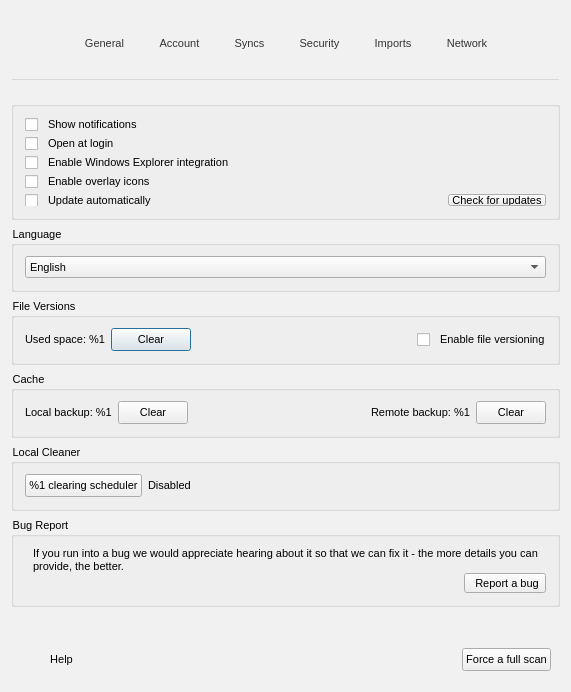
This is src/MEGASync/gui/win/SettingsDialog.ui in meganz/MEGAsync as Qt 5 draws it before an edit. The edited form follows.
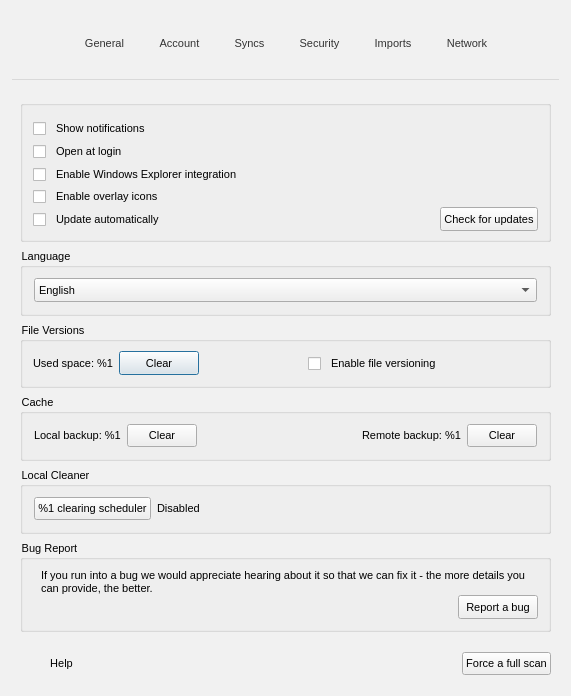
This is the edited form. The open tabs and pages were chosen to show the change. Icons and pictures are not drawn. Custom widgets are drawn as their Qt base class.

Commit message: Settings Dialog: General tab: polish (windows); cleanup

Diff of the .ui file:
```diff
--- a/src/MEGASync/gui/win/SettingsDialog.ui
+++ b/src/MEGASync/gui/win/SettingsDialog.ui
@@ -10,7 +10,7 @@
     <x>0</x>
     <y>0</y>
     <width>571</width>
-    <height>689</height>
+    <height>696</height>
    </rect>
   </property>
   <property name="contextMenuPolicy">
@@ -182,9 +182,6 @@
        <height>80</height>
       </size>
      </property>
-     <property name="styleSheet">
-      <string notr="true"/>
-     </property>
      <layout class="QHBoxLayout" name="horizontalLayout_2">
       <property name="spacing">
        <number>0</number>
@@ -331,9 +328,6 @@
         <property name="focusPolicy">
          <enum>Qt::StrongFocus</enum>
         </property>
-        <property name="styleSheet">
-         <string notr="true"/>
-        </property>
         <property name="text">
          <string>Syncs</string>
         </property>
@@ -380,9 +374,6 @@
         <property name="focusPolicy">
          <enum>Qt::StrongFocus</enum>
         </property>
-        <property name="styleSheet">
-         <string notr="true"/>
-        </property>
         <property name="text">
          <string>Security</string>
         </property>
@@ -518,24 +509,66 @@
    <item>
     <widget class="QStackedWidget" name="wStack">
      <property name="currentIndex">
-      <number>2</number>
+      <number>0</number>
      </property>
      <widget class="QWidget" name="pGeneral">
-      <layout class="QVBoxLayout" name="verticalLayout_4">
+      <layout class="QVBoxLayout" name="pGeneralLayout">
+       <property name="spacing">
+        <number>6</number>
+       </property>
+       <property name="leftMargin">
+        <number>20</number>
+       </property>
+       <property name="topMargin">
+        <number>10</number>
+       </property>
+       <property name="rightMargin">
+        <number>20</number>
+       </property>
+       <property name="bottomMargin">
+        <number>10</number>
+       </property>
        <item>
         <widget class="QGroupBox" name="gGeneral">
          <property name="flat">
-          <bool>true</bool>
+          <bool>false</bool>
          </property>
-         <layout class="QVBoxLayout" name="verticalLayout_33">
+         <layout class="QVBoxLayout" name="gGeneralLayout">
+          <property name="spacing">
+           <number>0</number>
+          </property>
+          <property name="leftMargin">
+           <number>10</number>
+          </property>
+          <property name="topMargin">
+           <number>10</number>
+          </property>
+          <property name="rightMargin">
+           <number>10</number>
+          </property>
+          <property name="bottomMargin">
+           <number>10</number>
+          </property>
           <item>
            <widget class="QCheckBox" name="cShowNotifications">
             <property name="sizePolicy">
-             <sizepolicy hsizetype="Preferred" vsizetype="Maximum">
+             <sizepolicy hsizetype="Preferred" vsizetype="Fixed">
               <horstretch>0</horstretch>
               <verstretch>0</verstretch>
              </sizepolicy>
             </property>
+            <property name="minimumSize">
+             <size>
+              <width>0</width>
+              <height>24</height>
+             </size>
+            </property>
+            <property name="maximumSize">
+             <size>
+              <width>16777215</width>
+              <height>24</height>
+             </size>
+            </property>
             <property name="text">
              <string>Show notifications</string>
             </property>
@@ -547,11 +580,23 @@
              <bool>true</bool>
             </property>
             <property name="sizePolicy">
-             <sizepolicy hsizetype="Preferred" vsizetype="Maximum">
+             <sizepolicy hsizetype="Preferred" vsizetype="Fixed">
               <horstretch>0</horstretch>
               <verstretch>0</verstretch>
              </sizepolicy>
             </property>
+            <property name="minimumSize">
+             <size>
+              <width>0</width>
+              <height>24</height>
+             </size>
+            </property>
+            <property name="maximumSize">
+             <size>
+              <width>16777215</width>
+              <height>24</height>
+             </size>
+            </property>
             <property name="text">
              <string>Open at login</string>
             </property>
@@ -559,6 +604,24 @@
           </item>
           <item>
            <widget class="QCheckBox" name="cFinderIcons">
+            <property name="sizePolicy">
+             <sizepolicy hsizetype="Minimum" vsizetype="Fixed">
+              <horstretch>0</horstretch>
+              <verstretch>0</verstretch>
+             </sizepolicy>
+            </property>
+            <property name="minimumSize">
+             <size>
+              <width>0</width>
+              <height>24</height>
+             </size>
+            </property>
+            <property name="maximumSize">
+             <size>
+              <width>16777215</width>
+              <height>24</height>
+             </size>
+            </property>
             <property name="text">
              <string>Enable Windows Explorer integration</string>
             </property>
@@ -572,6 +635,18 @@
               <verstretch>0</verstretch>
              </sizepolicy>
             </property>
+            <property name="minimumSize">
+             <size>
+              <width>0</width>
+              <height>24</height>
+             </size>
+            </property>
+            <property name="maximumSize">
+             <size>
+              <width>16777215</width>
+              <height>24</height>
+             </size>
+            </property>
             <property name="text">
              <string>Enable overlay icons</string>
             </property>
@@ -579,6 +654,24 @@
           </item>
           <item>
            <widget class="QWidget" name="wUpdateSection" native="true">
+            <property name="sizePolicy">
+             <sizepolicy hsizetype="Preferred" vsizetype="Fixed">
+              <horstretch>0</horstretch>
+              <verstretch>0</verstretch>
+             </sizepolicy>
+            </property>
+            <property name="minimumSize">
+             <size>
+              <width>0</width>
+              <height>24</height>
+             </size>
+            </property>
+            <property name="maximumSize">
+             <size>
+              <width>16777215</width>
+              <height>24</height>
+             </size>
+            </property>
             <layout class="QHBoxLayout" name="lUpdateSection">
              <property name="leftMargin">
               <number>0</number>
@@ -600,9 +693,15 @@
                <property name="sizePolicy">
                 <sizepolicy hsizetype="Preferred" vsizetype="Maximum">
                  <horstretch>0</horstretch>
-                 <verstretch>0</verstretch>
+                 <verstretch>24</verstretch>
                 </sizepolicy>
                </property>
+               <property name="maximumSize">
+                <size>
+                 <width>16777215</width>
+                 <height>24</height>
+                </size>
+               </property>
                <property name="text">
                 <string>Update automatically</string>
                </property>
@@ -678,59 +777,41 @@
            <height>16777215</height>
           </size>
          </property>
-         <property name="styleSheet">
-          <string notr="true"/>
-         </property>
          <property name="title">
           <string>Language</string>
          </property>
          <property name="flat">
-          <bool>true</bool>
+          <bool>false</bool>
          </property>
          <layout class="QVBoxLayout" name="verticalLayout_17">
+          <property name="topMargin">
+           <number>11</number>
+          </property>
           <item>
-           <widget class="QWidget" name="widget_11" native="true">
-            <layout class="QVBoxLayout" name="verticalLayout_17">
-             <property name="leftMargin">
-              <number>0</number>
+           <widget class="QComboBox" name="cLanguage">
+            <property name="sizePolicy">
+             <sizepolicy hsizetype="Preferred" vsizetype="Fixed">
+              <horstretch>0</horstretch>
+              <verstretch>0</verstretch>
+             </sizepolicy>
+            </property>
+            <property name="minimumSize">
+             <size>
+              <width>0</width>
+              <height>24</height>
+             </size>
+            </property>
+            <property name="maximumSize">
+             <size>
+              <width>16777215</width>
+              <height>24</height>
+             </size>
+            </property>
+            <item>
+             <property name="text">
+              <string notr="true">English</string>
              </property>
-             <property name="topMargin">
-              <number>0</number>
-             </property>
-             <property name="rightMargin">
-              <number>0</number>
-             </property>
-             <property name="bottomMargin">
-              <number>0</number>
-             </property>
-             <item>
-              <widget class="QComboBox" name="cLanguage">
-               <property name="sizePolicy">
-                <sizepolicy hsizetype="Preferred" vsizetype="Fixed">
-                 <horstretch>0</horstretch>
-                 <verstretch>0</verstretch>
-                </sizepolicy>
-               </property>
-               <property name="minimumSize">
-                <size>
-                 <width>0</width>
-                 <height>0</height>
-                </size>
-               </property>
-               <property name="maximumSize">
-                <size>
-                 <width>16777215</width>
-                 <height>16777215</height>
-                </size>
-               </property>
-               <item>
-                <property name="text">
-                 <string notr="true">English</string>
-                </property>
-               </item>
-              </widget>
-             </item>
-            </layout>
+            </item>
            </widget>
           </item>
          </layout>
@@ -742,6 +823,18 @@
           <string>File Versions</string>
          </property>
          <layout class="QHBoxLayout" name="horizontalLayout_23">
+          <property name="leftMargin">
+           <number>10</number>
+          </property>
+          <property name="topMargin">
+           <number>10</number>
+          </property>
+          <property name="rightMargin">
+           <number>10</number>
+          </property>
+          <property name="bottomMargin">
+           <number>10</number>
+          </property>
           <item>
            <widget class="QLabel" name="lFileVersionsSize">
             <property name="text">
@@ -751,16 +844,22 @@
           </item>
           <item>
            <widget class="QPushButton" name="bClearFileVersions">
+            <property name="sizePolicy">
+             <sizepolicy hsizetype="Preferred" vsizetype="Fixed">
+              <horstretch>0</horstretch>
+              <verstretch>0</verstretch>
+             </sizepolicy>
+            </property>
             <property name="minimumSize">
              <size>
               <width>0</width>
-              <height>23</height>
+              <height>24</height>
              </size>
             </property>
             <property name="maximumSize">
              <size>
               <width>16777215</width>
-              <height>23</height>
+              <height>24</height>
              </size>
             </property>
             <property name="text">
@@ -788,6 +887,19 @@
             </property>
            </widget>
           </item>
+          <item>
+           <spacer name="horizontalSpacer_14">
+            <property name="orientation">
+             <enum>Qt::Horizontal</enum>
+            </property>
+            <property name="sizeHint" stdset="0">
+             <size>
+              <width>40</width>
+              <height>20</height>
+             </size>
+            </property>
+           </spacer>
+          </item>
          </layout>
         </widget>
        </item>
@@ -799,14 +911,11 @@
            <verstretch>0</verstretch>
           </sizepolicy>
          </property>
-         <property name="styleSheet">
-          <string notr="true"/>
-         </property>
          <property name="title">
           <string>Cache</string>
          </property>
          <property name="flat">
-          <bool>true</bool>
+          <bool>false</bool>
          </property>
          <layout class="QHBoxLayout" name="horizontalLayout_11">
           <item>
@@ -1025,6 +1134,18 @@
           <property name="spacing">
            <number>0</number>
           </property>
+          <property name="leftMargin">
+           <number>10</number>
+          </property>
+          <property name="topMargin">
+           <number>10</number>
+          </property>
+          <property name="rightMargin">
+           <number>10</number>
+          </property>
+          <property name="bottomMargin">
+           <number>10</number>
+          </property>
           <item>
            <widget class="QLabel" name="label">
             <property name="text">
@@ -1052,19 +1173,17 @@
             </item>
             <item>
              <widget class="QPushButton" name="bSendBug">
-              <property name="sizePolicy">
-               <sizepolicy hsizetype="Minimum" vsizetype="Preferred">
-                <horstretch>0</horstretch>
-                <verstretch>0</verstretch>
-               </sizepolicy>
+              <property name="minimumSize">
+               <size>
+                <width>0</width>
+                <height>24</height>
+               </size>
               </property>
-              <property name="styleSheet">
-               <string notr="true">
-#bSendBug
-{
-padding-right: 6px;
-padding-left: 10px;
-}</string>
+              <property name="maximumSize">
+               <size>
+                <width>16777215</width>
+                <height>24</height>
+               </size>
               </property>
               <property name="text">
                <string>Report a bug</string>
@@ -1076,19 +1195,6 @@
          </layout>
         </widget>
        </item>
-       <item>
-        <spacer name="verticalSpacer_8">
-         <property name="orientation">
-          <enum>Qt::Vertical</enum>
-         </property>
-         <property name="sizeHint" stdset="0">
-          <size>
-           <width>20</width>
-           <height>40</height>
-          </size>
-         </property>
-        </spacer>
-       </item>
       </layout>
      </widget>
      <widget class="QWidget" name="pAccount">
@@ -1118,9 +1224,6 @@
            <pointsize>-1</pointsize>
           </font>
          </property>
-         <property name="styleSheet">
-          <string notr="true"/>
-         </property>
          <property name="title">
           <string notr="true"/>
          </property>
@@ -1142,9 +1245,6 @@
               <height>36</height>
              </size>
             </property>
-            <property name="styleSheet">
-             <string notr="true"/>
-            </property>
            </widget>
           </item>
           <item>
@@ -1217,9 +1317,6 @@
                <property name="focusPolicy">
                 <enum>Qt::NoFocus</enum>
                </property>
-               <property name="styleSheet">
-                <string notr="true">border: none;</string>
-               </property>
                <property name="text">
                 <string/>
                </property>
@@ -1268,9 +1365,6 @@
            <verstretch>0</verstretch>
           </sizepolicy>
          </property>
-         <property name="styleSheet">
-          <string notr="true"/>
-         </property>
          <property name="title">
           <string>Storage Space</string>
          </property>
@@ -1301,10 +1395,6 @@
               <property name="focusPolicy">
                <enum>Qt::StrongFocus</enum>
               </property>
-              <property name="styleSheet">
-               <string notr="true">margin-left: 1px;
-</string>
-              </property>
               <property name="text">
                <string notr="true"/>
               </property>
@@ -1341,9 +1431,6 @@
               <property name="focusPolicy">
                <enum>Qt::StrongFocus</enum>
               </property>
-              <property name="styleSheet">
-               <string notr="true"/>
-              </property>
               <property name="text">
                <string>Upgrade</string>
               </property>
@@ -1489,9 +1576,6 @@
                <property name="enabled">
                 <bool>true</bool>
                </property>
-               <property name="styleSheet">
-                <string notr="true"/>
-               </property>
                <property name="frameShape">
                 <enum>QFrame::StyledPanel</enum>
                </property>
@@ -1744,9 +1828,6 @@
               <height>35</height>
              </size>
             </property>
-            <property name="styleSheet">
-             <string notr="true"/>
-            </property>
             <layout class="QHBoxLayout" name="horizontalLayout_32">
              <property name="spacing">
               <number>0</number>
@@ -1787,9 +1868,6 @@
                 <number>1</number>
                </property>
                <widget class="QWidget" name="pSavingSyncs">
-                <property name="styleSheet">
-                 <string notr="true"/>
-                </property>
                 <layout class="QHBoxLayout" name="horizontalLayout_33">
                  <property name="spacing">
                   <number>0</number>
@@ -1833,9 +1911,6 @@
                      <height>16</height>
                     </size>
                    </property>
-                   <property name="styleSheet">
-                    <string notr="true"/>
-                   </property>
                    <layout class="QHBoxLayout" name="horizontalLayout_27">
                     <property name="spacing">
                      <number>0</number>
@@ -1866,9 +1941,6 @@
                         <height>16</height>
                        </size>
                       </property>
-                      <property name="styleSheet">
-                       <string notr="true"/>
-                      </property>
                      </widget>
                     </item>
                    </layout>
@@ -1953,9 +2025,6 @@
                      <verstretch>0</verstretch>
                     </sizepolicy>
                    </property>
-                   <property name="styleSheet">
-                    <string notr="true"/>
-                   </property>
                    <property name="text">
                     <string>Some syncs have been disabled. For more information, move your mouse over the warning icon next to each disabled sync.</string>
                    </property>
@@ -2416,9 +2485,6 @@
           </item>
           <item>
            <widget class="QListWidget" name="lExcludedNames">
-            <property name="styleSheet">
-             <string notr="true">margin:0px;</string>
-            </property>
             <property name="selectionMode">
              <enum>QAbstractItemView::ExtendedSelection</enum>
             </property>
@@ -2646,24 +2712,13 @@
             </item>
             <item row="0" column="1">
              <widget class="QLabel" name="lUploadRateLimit">
-              <property name="styleSheet">
-               <string notr="true">QLabel {
-font-weight: bold;
-}</string>
-              </property>
               <property name="text">
                <string/>
               </property>
              </widget>
             </item>
             <item row="1" column="1">
-             <widget class="QLabel" name="lDownloadRateLimit">
-              <property name="styleSheet">
-               <string notr="true">QLabel {
-font-weight: bold;
-}</string>
-              </property>
-             </widget>
+             <widget class="QLabel" name="lDownloadRateLimit"/>
             </item>
            </layout>
           </item>
@@ -2735,11 +2790,6 @@
             </item>
             <item row="0" column="1">
              <widget class="QLabel" name="lProxySettings">
-              <property name="styleSheet">
-               <string notr="true">QLabel {
-font-weight: bold;
-}</string>
-              </property>
               <property name="text">
                <string/>
               </property>
@@ -2806,7 +2856,7 @@
        <number>20</number>
       </property>
       <property name="topMargin">
-       <number>20</number>
+       <number>0</number>
       </property>
       <property name="rightMargin">
        <number>20</number>
```
Left out of the diff: 1 changed line with no effect on the pictures. The commit also changes 1 other file.
